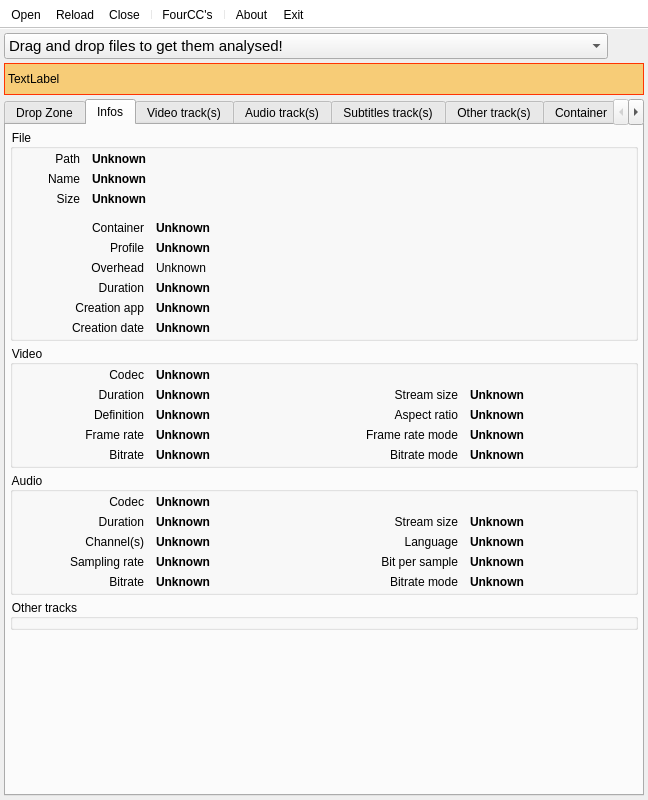
Old version of the form mini_analyser/ui/mainwindow.ui in the repository emericg/MiniVideo.
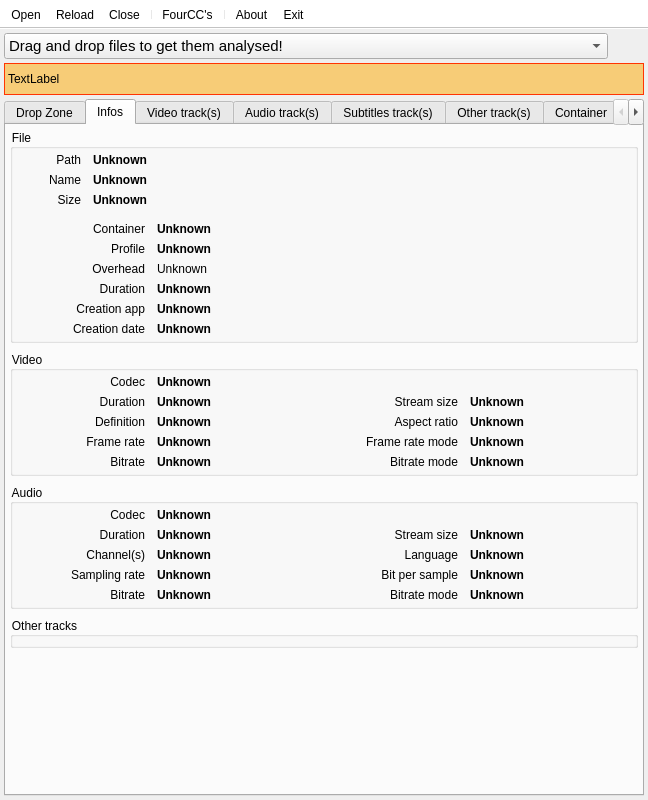
New version of the form. The open tabs and pages were chosen to show the change. Icons and pictures are not drawn. Custom widgets are drawn as their Qt base class.

Commit message: minianalyser: improve the gui on macOS

Patch:
```diff
--- a/mini_analyser/ui/mainwindow.ui
+++ b/mini_analyser/ui/mainwindow.ui
@@ -290,7 +290,7 @@
            </property>
            <layout class="QVBoxLayout" name="verticalLayout_10">
             <property name="spacing">
-             <number>4</number>
+             <number>8</number>
             </property>
             <property name="sizeConstraint">
              <enum>QLayout::SetMaximumSize</enum>
@@ -317,19 +317,19 @@
               </property>
               <layout class="QGridLayout" name="gridLayout_2">
                <property name="leftMargin">
-                <number>3</number>
+                <number>4</number>
                </property>
                <property name="topMargin">
-                <number>3</number>
+                <number>4</number>
                </property>
                <property name="rightMargin">
-                <number>3</number>
+                <number>4</number>
                </property>
                <property name="bottomMargin">
-                <number>3</number>
+                <number>4</number>
                </property>
                <property name="horizontalSpacing">
-                <number>6</number>
+                <number>4</number>
                </property>
                <item row="0" column="0" colspan="2">
                 <layout class="QGridLayout" name="gridLayout_8">
@@ -617,16 +617,16 @@
               </property>
               <layout class="QGridLayout" name="gridLayout_16">
                <property name="leftMargin">
-                <number>3</number>
+                <number>4</number>
                </property>
                <property name="topMargin">
-                <number>3</number>
+                <number>4</number>
                </property>
                <property name="rightMargin">
-                <number>3</number>
+                <number>4</number>
                </property>
                <property name="bottomMargin">
-                <number>3</number>
+                <number>4</number>
                </property>
                <item row="0" column="0">
                 <layout class="QGridLayout" name="gridLayout_15">
@@ -903,16 +903,16 @@
               </property>
               <layout class="QGridLayout" name="gridLayout_17">
                <property name="leftMargin">
-                <number>3</number>
+                <number>4</number>
                </property>
                <property name="topMargin">
-                <number>3</number>
+                <number>4</number>
                </property>
                <property name="rightMargin">
-                <number>3</number>
+                <number>4</number>
                </property>
                <property name="bottomMargin">
-                <number>3</number>
+                <number>4</number>
                </property>
                <item row="0" column="0" colspan="3">
                 <layout class="QGridLayout" name="gridLayout_4">
@@ -1189,16 +1189,16 @@
               </property>
               <layout class="QVBoxLayout" name="verticalLayout_12">
                <property name="leftMargin">
-                <number>3</number>
+                <number>4</number>
                </property>
                <property name="topMargin">
-                <number>3</number>
+                <number>4</number>
                </property>
                <property name="rightMargin">
-                <number>3</number>
+                <number>4</number>
                </property>
                <property name="bottomMargin">
-                <number>3</number>
+                <number>4</number>
                </property>
                <item>
                 <layout class="QVBoxLayout" name="verticalLayout_other">
```
Left out of the diff: 56 changed lines with no effect on the pictures. The commit also changes 2 other files.
